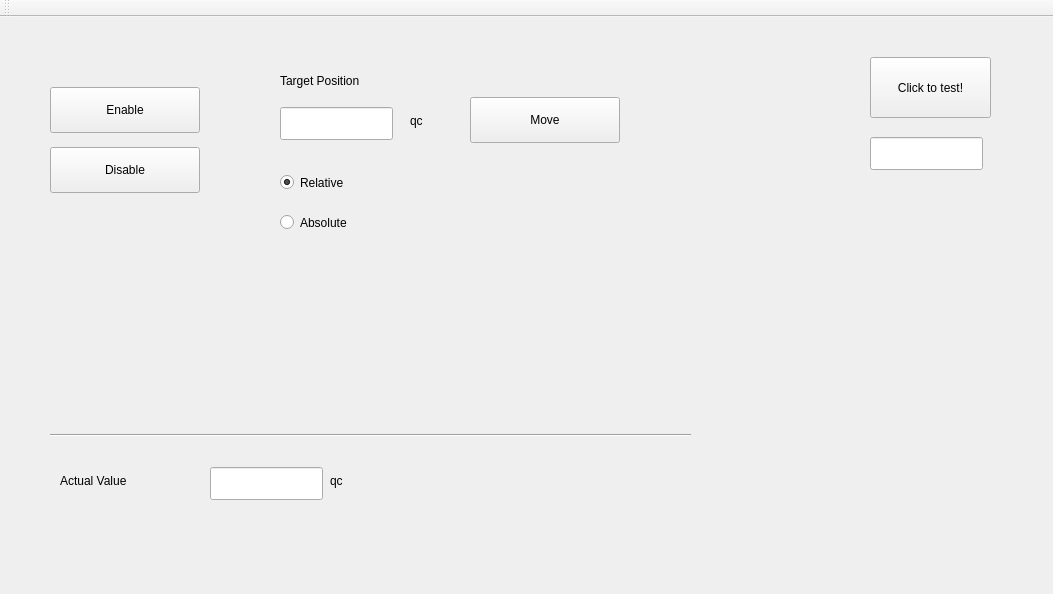
The window that iriscontrol.ui (bcjiang/IRIScontrol) describes before a commit, drawn with Qt 5.
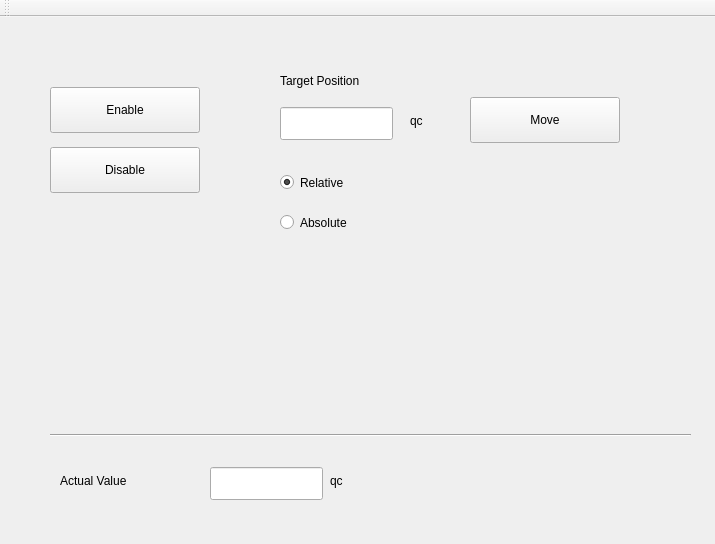
The same window after the commit.

Commit message: Enabled timer and actual motor position detection

What changed in the file:
```diff
--- a/iriscontrol.ui
+++ b/iriscontrol.ui
@@ -6,37 +6,14 @@
    <rect>
     <x>0</x>
     <y>0</y>
-    <width>1053</width>
-    <height>594</height>
+    <width>715</width>
+    <height>544</height>
    </rect>
   </property>
   <property name="windowTitle">
    <string>IRIScontrol</string>
   </property>
   <widget class="QWidget" name="centralWidget">
-   <widget class="QPushButton" name="testButton">
-    <property name="geometry">
-     <rect>
-      <x>870</x>
-      <y>40</y>
-      <width>121</width>
-      <height>61</height>
-     </rect>
-    </property>
-    <property name="text">
-     <string>Click to test!</string>
-    </property>
-   </widget>
-   <widget class="QLineEdit" name="lineEdit">
-    <property name="geometry">
-     <rect>
-      <x>870</x>
-      <y>120</y>
-      <width>113</width>
-      <height>33</height>
-     </rect>
-    </property>
-   </widget>
    <widget class="QPushButton" name="pBtnEnable">
     <property name="geometry">
      <rect>
```
Left out of the diff: 42 changed lines with no effect on the pictures. The commit also changes 2 other files.
